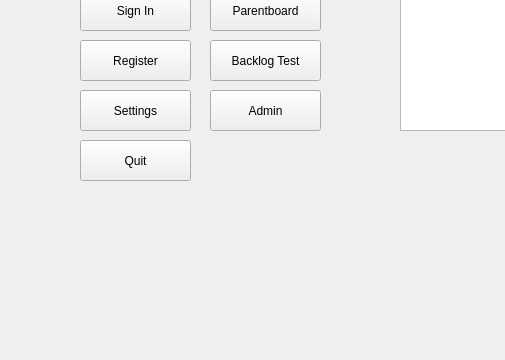
Above: code/Staging_Environment/Recovered/Staging_Environment_Recorverd/mainwindow.ui from muazzamaqeel/Software-Project-CTS-5 before the change; both pictures show x 0 to 505 and y 360 to 720 of the 1280 by 720 pixel window. Below: the same form after it.
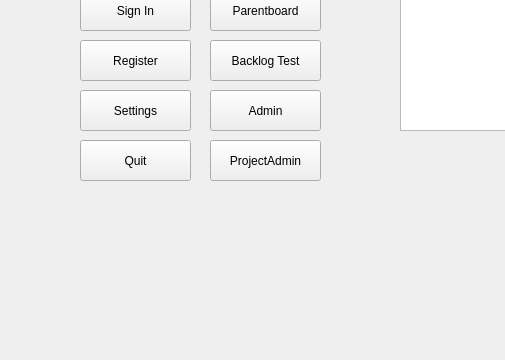
That is the form after the change.

Diff of the .ui file:
```diff
--- a/code/Staging_Environment/Recovered/Staging_Environment_Recorverd/mainwindow.ui
+++ b/code/Staging_Environment/Recovered/Staging_Environment_Recorverd/mainwindow.ui
@@ -256,6 +256,19 @@
 &lt;p style=&quot; margin-top:0px; margin-bottom:0px; margin-left:0px; margin-right:0px; -qt-block-indent:0; text-indent:0px;&quot;&gt;&lt;span style=&quot; font-size:22pt; font-weight:700;&quot;&gt;Select Project&lt;/span&gt;&lt;/p&gt;&lt;/body&gt;&lt;/html&gt;</string>
     </property>
    </widget>
+   <widget class="QPushButton" name="ProjectAdmin">
+    <property name="geometry">
+     <rect>
+      <x>210</x>
+      <y>500</y>
+      <width>111</width>
+      <height>41</height>
+     </rect>
+    </property>
+    <property name="text">
+     <string>ProjectAdmin</string>
+    </property>
+   </widget>
   </widget>
   <widget class="QMenuBar" name="menubar">
    <property name="geometry">
```
